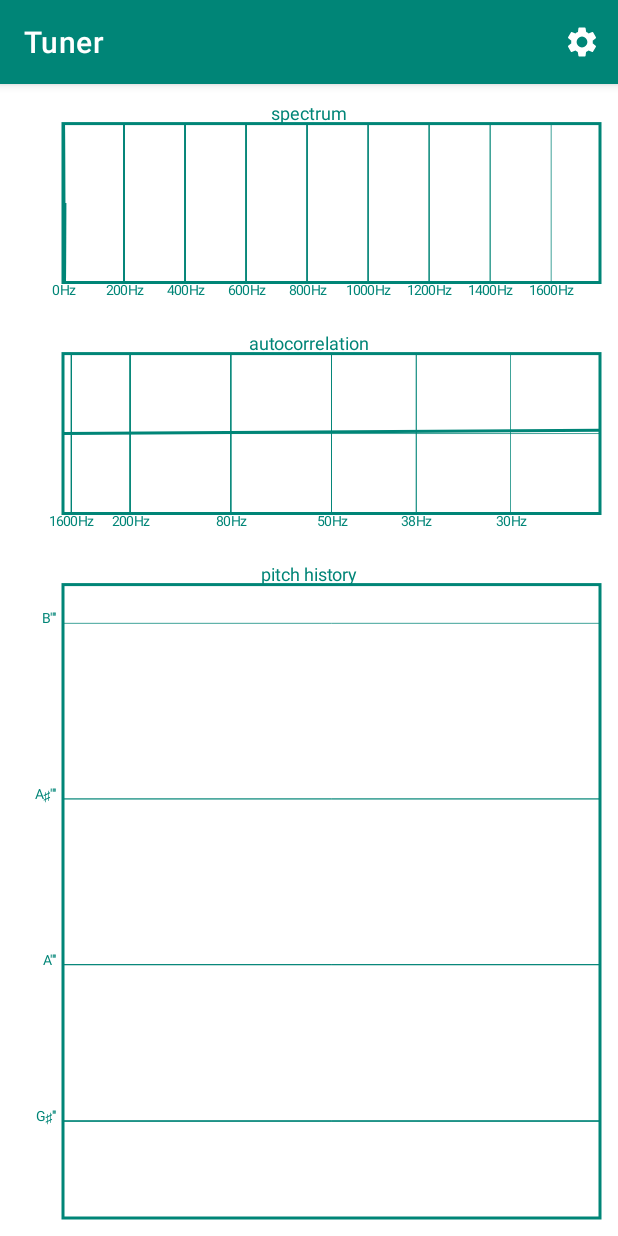
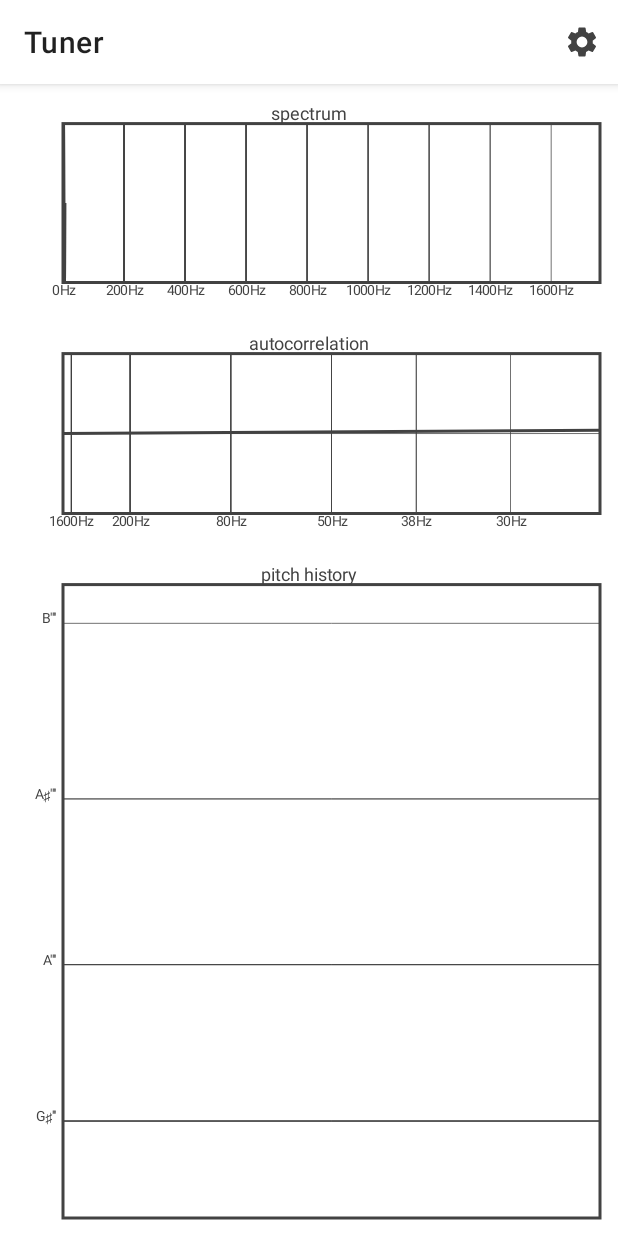
Before and after one commit to thetwom/Tuner, an Android app: the screen it shows after launch (MainActivity), on a phone screen of 412 x 824 dp. Run offline under Robolectric (Android 15) with nearby library versions, the phone set to English and light mode, and no system bars; our stand-ins replace androidx.preference; 1 statement that could not run was skipped.

Commit message:
- Change layout colors - Define own colors for dark mode

```diff
--- a/app/src/main/java/de/moekadu/tuner/TunerViewModel.kt
+++ b/app/src/main/java/de/moekadu/tuner/TunerViewModel.kt
@@ -27,6 +27,7 @@ import kotlinx.coroutines.flow.buffer
 import kotlinx.coroutines.flow.collect
 import kotlinx.coroutines.flow.transform
 import kotlinx.coroutines.launch
+import kotlin.math.sin
 
 class TunerViewModel : ViewModel() {
 
@@ -86,11 +87,12 @@ class TunerViewModel : ViewModel() {
 
     init {
         //Log.v("TestRecordFlow", "TunerViewModel.init: application: $application")
+
 //        sampleSource.testFunction = { t ->
 //            val freq = 400f + 10*t
 //            //Log.v("TestRecordFlow", "TunerViewModel.testfunction: f=$freq")
 //            sin(t * 2 * kotlin.math.PI.toFloat() * freq)
-//        }
+//        #####}
 
         viewModelScope.launch {
             sampleSource.flow
--- a/app/src/main/res/layout/activity_main.xml
+++ b/app/src/main/res/layout/activity_main.xml
@@ -30,11 +30,12 @@
         android:layout_height="match_parent"
         android:orientation="vertical">
 
-    <com.google.android.material.appbar.MaterialToolbar
+    <androidx.appcompat.widget.Toolbar
         android:id="@+id/toolbar"
         android:layout_width="match_parent"
         android:layout_height="?attr/actionBarSize"
-        style="@style/Widget.MaterialComponents.Toolbar.Primary"
+        android:background="?android:attr/colorBackground"
+        android:elevation="4dp"
         />
 
     <FrameLayout
--- /dev/null
+++ b/app/src/main/res/values-night/colors.xml
@@ -0,0 +1,11 @@
+<?xml version="1.0" encoding="utf-8"?>
+<resources>
+    <color name="colorPrimary">#e0e0e0</color>
+    <color name="colorPrimaryDark">#CCCCCC</color>
+    <color name="colorAccent">#4caf50</color>
+    <color name="colorOnPrimary">#000000</color>
+    <color name="colorBackground">#292929</color>
+    <color name="colorOnBackground">#FFFFFF</color>
+    <color name="colorBackgroundFloating">#121212</color>
+
+</resources>
--- a/app/src/main/res/values/colors.xml
+++ b/app/src/main/res/values/colors.xml
@@ -1,6 +1,10 @@
 <?xml version="1.0" encoding="utf-8"?>
 <resources>
-    <color name="colorPrimary">#008577</color>
-    <color name="colorPrimaryDark">#00574B</color>
-    <color name="colorAccent">#D81B60</color>
+    <color name="colorPrimary">#424242</color>
+    <color name="colorOnPrimary">#FFFFFF</color>
+    <color name="colorPrimaryDark">#777777</color>
+    <color name="colorAccent">#4caf50</color>
+    <color name="colorBackground">#FFFFFF</color>
+    <color name="colorOnBackground">#000000</color>
+    <color name="colorBackgroundFloating">#f5f5f5</color>
 </resources>
--- a/app/src/main/res/values/styles.xml
+++ b/app/src/main/res/values/styles.xml
@@ -25,9 +25,14 @@
         <item name="colorPrimary">@color/colorPrimary</item>
         <item name="colorPrimaryDark">@color/colorPrimaryDark</item>
         <item name="colorSecondary">@color/colorAccent</item>
+        <item name="android:colorBackground">@color/colorBackground</item>
+        <item name="colorBackgroundFloating">@color/colorBackgroundFloating</item>
+
+        <item name="colorControlNormal">@color/colorPrimary</item>
 
         <item name="plotViewStyle">@style/PlotViewStyle</item>
         <item name="volumeMeterStyle">@style/VolumeMeterStyle</item>
+        <item name="preferenceTheme">@style/PreferenceThemeOverlay</item>
     </style>
 
     <declare-styleable name="CustomTheme">
@@ -61,7 +66,7 @@
         <item name="tickLineWidth">1dp</item>
         <item name="tickTextSize">12sp</item>
         <item name="yTickLabelWidth">0sp</item>
-        <item name="pointSize">3dp</item>
+        <item name="pointSize">5dp</item>
         <item name="pointColor">?attr/colorPrimary</item>
         <item name="titleSize">12sp</item>
     </style>
```
